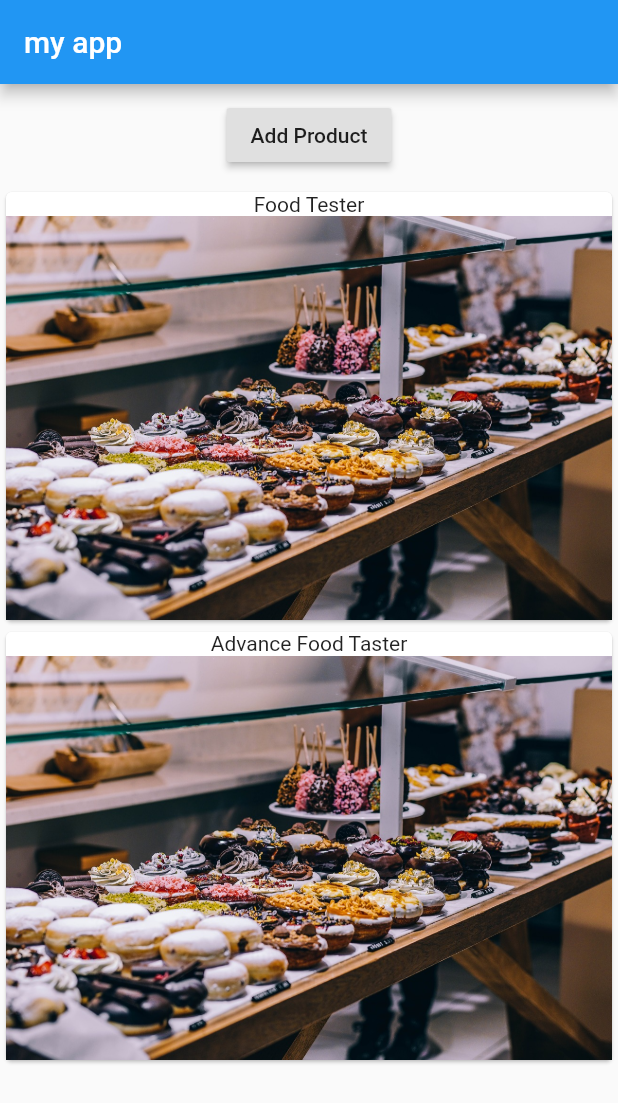
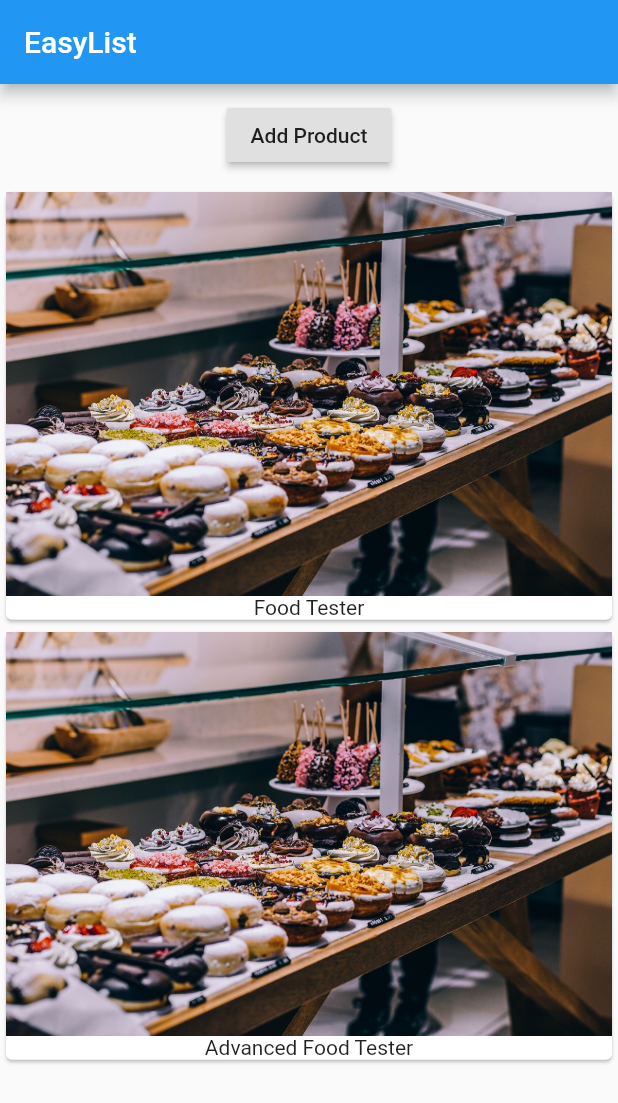
Before and after one commit to alireza0511/easyList, a Flutter app: the screen it shows after launch, after a tap on "Add Product", on a phone screen of 412 x 824 dp. Shown: the top 1103 px of the screen. Run offline on Flutter 3.47's test engine with Material 2 defaults, Android fonts, the phone set to English and light mode, and no system bars.

Commit message:
add comment

```diff
--- a/lib/main.dart
+++ b/lib/main.dart
@@ -1,163 +1,161 @@
 import 'package:flutter/material.dart';
+// 31.13 because we want use product manager as body in our app let import it
+import './product_manager.dart';
 
-// void main() => runApp(MyApp());
-
-// class MyApp extends StatelessWidget {
-//   // This widget is the root of your application.
-//   @override
-//   Widget build(BuildContext context) {
-//     return MaterialApp(
-//       title: 'Flutter Demo',
-//       theme: ThemeData(
-//         // This is the theme of your application.
-//         //
-//         // Try running your application with "flutter run". You'll see the
-//         // application has a blue toolbar. Then, without quitting the app, try
-//         // changing the primarySwatch below to Colors.green and then invoke
-//         // "hot reload" (press "r" in the console where you ran "flutter run",
-//         // or simply save your changes to "hot reload" in a Flutter IDE).
-//         // Notice that the counter didn't reset back to zero; the application
-//         // is not restarted.
-//         primarySwatch: Colors.blue,
-//       ),
-//       home: MyHomePage(title: 'Flutter Demo Home Page'),
-//     );
-//   }
-// }
-
-// class MyHomePage extends StatefulWidget {
-//   MyHomePage({Key key, this.title}) : super(key: key);
-
-//   // This widget is the home page of your application. It is stateful, meaning
-//   // that it has a State object (defined below) that contains fields that affect
-//   // how it looks.
-
-//   // This class is the configuration for the state. It holds the values (in this
-//   // case the title) provided by the parent (in this case the App widget) and
-//   // used by the build method of the State. Fields in a Widget subclass are
-//   // always marked "final".
-
-//   final String title;
-
-//   @override
-//   _MyHomePageState createState() => _MyHomePageState();
-// }
-
-// class _MyHomePageState extends State<MyHomePage> {
-//   int _counter = 10;
-
-//   void _incrementCounter() {
-//     setState(() {
-//       // This call to setState tells the Flutter framework that something has
-//       // changed in this State, which causes it to rerun the build method below
-//       // so that the display can reflect the updated values. If we changed
-//       // _counter without calling setState(), then the build method would not be
-//       // called again, and so nothing would appear to happen.
-//       _counter++;
-//     });
-//   }
-
-//   @override
-//   Widget build(BuildContext context) {
-//     // This method is rerun every time setState is called, for instance as done
-//     // by the _incrementCounter method above.
-//     //
-//     // The Flutter framework has been optimized to make rerunning build methods
-//     // fast, so that you can just rebuild anything that needs updating rather
-//     // than having to individually change instances of widgets.
-//     return Scaffold(
-//       appBar: AppBar(
-//         // Here we take the value from the MyHomePage object that was created by
-//         // the App.build method, and use it to set our appbar title.
-//         title: Text(widget.title),
-//       ),
-//       body: Center(
-//         // Center is a layout widget. It takes a single child and positions it
-//         // in the middle of the parent.
-//         child: Column(
-//           // Column is also layout widget. It takes a list of children and
-//           // arranges them vertically. By default, it sizes itself to fit its
-//           // children horizontally, and tries to be as tall as its parent.
-//           //
-//           // Invoke "debug painting" (press "p" in the console, choose the
-//           // "Toggle Debug Paint" action from the Flutter Inspector in Android
-//           // Studio, or the "Toggle Debug Paint" command in Visual Studio Code)
-//           // to see the wireframe for each widget.
-//           //
-//           // Column has various properties to control how it sizes itself and
-//           // how it positions its children. Here we use mainAxisAlignment to
-//           // center the children vertically; the main axis here is the vertical
-//           // axis because Columns are vertical (the cross axis would be
-//           // horizontal).
-//           mainAxisAlignment: MainAxisAlignment.center,
-//           children: <Widget>[
-//             Text(
-//               'You have pushed the button this many times:',
-//             ),
-//             Text(
-//               '$_counter',
-//               style: Theme.of(context).textTheme.display1,
-//             ),
-//           ],
-//         ),
-//       ),
-//       floatingActionButton: FloatingActionButton(
-//         onPressed: _incrementCounter,
-//         tooltip: 'Increment',
-//         child: Icon(Icons.add),
-//       ), // This trailing comma makes auto-formatting nicer for build methods.
-//     );
-//   }
-// }
 void main() => runApp(MyApp());
 
-class MyApp extends StatefulWidget {
-  @override
-  State<StatefulWidget> createState() {
-    return _MyAppState();
-  }
-}
 
-//now the underscore is just a convention for classes that should not be usable by other parts or other files but only from inside current file and flutter will actually respect this.
-class _MyAppState extends State<MyApp> {
-  List<String> _products = ['Food Tester'];
+/* 27.1 this work an show a pic + title + btn but btn doesn't work because
+for changing data we need StateFulWidget
+class MyApp extends StatelessWidget {
   @override
   Widget build(BuildContext context) {
     return MaterialApp(
       home: Scaffold(
         appBar: AppBar(
-            title: Text('my app'),
+          title: Text('EasyList'),
         ),
         body: Column(
           children: [
+            Container(margin: EdgeInsets.all(10.0),
+            child: RaisedButton(
+              onPressed: () {
+
+              },
+              child: Text('Add Product'),
+            ),
+            ),
+            Card(
+              child: Column(
+                children: <Widget>[
+                  Image.asset('assets/food.jpg'),
+                  Text('Food Paradise')
+                ],
+              ),
+            ),
+          ],
+        )),
+    );
+  }
+} 27.1*/
+
+/* 31.10 Now we're not handling any state in the main.dart file anymore so we
+can turn this stateful widget back to a stateless widgetate
+// 27.2 create a statefulWdget to work with btn
+class MyApp extends StatefulWidget {
+  @override
+  State<StatefulWidget> createState() {
+    //27.4 return _MyAppState and instantiate it by adding ()
+    return _MyAppState();
+  }
+} 31.10*/
+
+/* 31.12 remove the _MyAppState class
+/* 27.3.1
+because the way you work with state in flutter is that you actually create two
+classes which will work together and this is kind of the connection createState
+will return a new state object with a state that is configured to work with a
+stateful widget.  let's create 2nd class
+27.3.2 : the underscore is just a convention for classes that should not be usable
+by other parts or other files but only from inside this file and flutter will
+actually respect this.
+27.3.3 : Now we just need to tell flutter that this _MyAppState class belongs to MyApp
+widget and we do this by adding these angle brackets <MyApp> after state, we
+add the name of the class to which this state belongs and now the connection
+between the two classes is set up.*/
+class _MyAppState extends State<MyApp> {
+/* 28.1 : We created a stateful widget but the question is
+how can we now manage and change data inside of it?
+let add a array to hold or new product so because this array just use at this class
+let add _ at first of name
+31.5 : cut/past _product list from main.dart file */
+  List<String> _products = ['Food Tester']; // 31.5
+
+  @override
+  Widget build(BuildContext context) {
+    // 27.3.4 copy all ui widget at 27.1 here
+    return MaterialApp(
+      home: Scaffold(
+          appBar: AppBar(
+            title: Text('EasyList'),
+          ),
+          body: Column(
+            children: [
+              /* 31.4 cut/past column widget to products.dart file */
               Container(
                 margin: EdgeInsets.all(10.0),
                 child: RaisedButton(
                   onPressed: () {
+                    /* 29.1.1  now by clicking btn we can change or product -> build executed again
+                    -> update _product list map to card -> render this card to screen
+                    29.1.2 so add a value to _product list
+                    _products.add('Advanced Food Tester');
+                    print(_products); 29.1.2 */
+                    /* 29.2 you have to tell flutter that you're changing the data
+                    in your stateful widget or put in other words that you're
+                    changing its state. And you do this by calling the setState method.*/
                     setState(() {
-                      _products.add('Advance Food Taster');
+                      _products.add('Advanced Food Tester');
                     });
 
                   },
                   child: Text('Add Product'),
                 ),
-              ),
+              ), // 31.4
+              /* 28.3.1 now we can't convert a list into a single widget so what I
+            will instead do is I will add another column
+             30.4 cut/past column widget to products.dart file */
               Column(
-                children: _products
+                children:
+                    /* 28.2.1 now we can use _product here to change data of widget.
+             map method allows you to transform every element in that list
+             into a new element and return it
+             28.2.3: One important note though, you need to wrap element
+             between parentheses, this is the argument list for the function,*/
+                    _products
                         .map(
                           (element) => Card(
                                 child: Column(
                                   children: <Widget>[
-                                Text(element),
                                     Image.asset('assets/food.jpg'),
+                                    // 28.2.2 use element insted of hard code text
+                                    Text(element)
                                   ],
                                 ),
                               ),
                         )
+                        // 28.3.2 we need to convert or product map to a array list
                         .toList(),
-              ),
+              ) //30.4
             ],
           )),
     );
   }
+} 31.12*/
+
+/* 30.1 : at this step we want split the app into granular pices
+   30.2 : let create a new file in "lib" folder with name 'products'*/
+/* 31.1 : let create another file in "lib" folder with name 'product_manager'*/
+/* 32.1  what if our stateful widget also wants to receive some data from
+  outside*/
+// 31.11 make MyApp StatelessWidget
+class MyApp extends StatelessWidget {
+  @override
+  Widget build(BuildContext context) {
+    return MaterialApp(
+      home: Scaffold(
+        appBar: AppBar(
+          title: Text('EasyList'),
+        ),
+        /* 32.5 now we can pass our value to statful widget here
+        //31.14 let's call ProductManager as body of scaffold widget, create an object based on it by adding parentheses.
+        body: ProductManager(), 32.5*/
+        body: ProductManager('Food Tester'),
+      ),
+    );
   }
+}
+
+/* 31.15 you want to work with stateless and stateful widgets, use as many stateless widgets
+as possible and have a few selected stateful widgets which actually manage your
+data and change the data */
--- a/lib/product_manager.dart
+++ b/lib/product_manager.dart
@@ -0,0 +1,71 @@
+import 'package:flutter/material.dart';
+/* 31.8  import from package related from our own files.*/
+import './products.dart';
+
+/* 31.2 : here I need extend a stateful widget because I have plan on managing
+my list of products and changinf it. */
+class ProductManager extends StatefulWidget {
+  /* 32.3  add constructor by repeating the class name and adding ().
+Now we got the green squiggly lines that should be immutable class,
+wait what, isn't it a stateful widget? Stateful widgets are all about having
+state where the data can change, right?
+That's true but it changes in the state class not in the widget class, the two
+are linked together but it still is a technically separated object
+So here we actually have to add final, starting product is something we receive
+from outside*/
+  final String startingProduct;
+  ProductManager(this.startingProduct);
+
+  @override
+  State<StatefulWidget> createState() {
+    // 31.6 return _ProductManagerState and instantiate it
+    return _ProductManagerState();
+  }
+}
+
+/* 31.3 we need to add a second class, the _ProductManagerState class which extends
+state which is a generic type linking to ProductManager. */
+class _ProductManagerState extends State<ProductManager> {
+  /* 32.2 let's get rid of this dummy hard code and get from outside
+  // 31.5 : cut/past _product list from main.dart file
+  List<String> _products = ['Food Tester']; 32.2*/
+  List<String> _products = [];
+
+/* 32.4 the problem is that we need startingProduct here but we just have it in
+ProductManager class. no worry flutter does some behind the scenes work for you.
+That special property is named widget and it allows you to access the properties
+of your parent widget or of your connected widget, like startingProduct.
+so you can access it in initState function .so when build runs for the first time,
+that initState will already have been executed.*/
+  @override
+  void initState() {
+    super.initState();
+    // 32.4.1 add startingProduct to the product list
+    _products.add(widget.startingProduct);
+  }
+
+  @override
+  Widget build(BuildContext context) {
+    /*
+    31.7 : because we want call our product widget here we add a column widget
+    */
+    return Column(
+      children: [
+        //31.4 : cut/past container widget from main.dart file
+        Container(
+          margin: EdgeInsets.all(10.0),
+          child: RaisedButton(
+            onPressed: () {
+              setState(() {
+                _products.add('Advanced Food Tester');
+              });
+            },
+            child: Text('Add Product'),
+          ),
+        ), //31.4
+        // 31.9 : add our product element after container
+        Products(_products)
+      ],
+    );
+  }
+}
--- a/lib/products.dart
+++ b/lib/products.dart
@@ -0,0 +1,38 @@
+import 'package:flutter/material.dart';
+/* 30.3 You can build this class in both ways however actually, the more elegant
+ ways to use the stateless widget here and now this can be confusing because I
+ just said that this column card is the only thing which changes and that's
+ correct but the change of data actually happens somewhere else, you could argue.
+ The products widget here just receives a list of products and that list might
+ be changed but it can be changed outside of that products widget.*/
+class Products extends StatelessWidget {
+  /* 30.5.1  this will allow us to pass data into products through its constructor,
+   bind it to to products.
+  30.5.3 it's a stateless widget and we specifically have to mark this property
+  as unchangeable.We do so by adding a 'final' keyword in front of it.
+  I means this value just set from the outside and if new data is passed in from
+  outside, it will simply replace the old value, not change it, replace it and
+  then call build again with the replaced value.*/
+  final List<String> products;
+  Products(this.products);
+
+  @override
+  Widget build(BuildContext context) {
+    // 30.4 cut/past column widget from main.dart file
+    return Column(
+      // 30.5.2 remove under score from children: _products
+      children: products
+          .map(
+            (element) => Card(
+                  child: Column(
+                    children: <Widget>[
+                      Image.asset('assets/food.jpg'),
+                      Text(element)
+                    ],
+                  ),
+                ),
+          )
+          .toList(),
+    );
+  }
+}
```
Also changed, not shown: pubspec.lock. Lines whose indentation alone changed are shown as unchanged.
